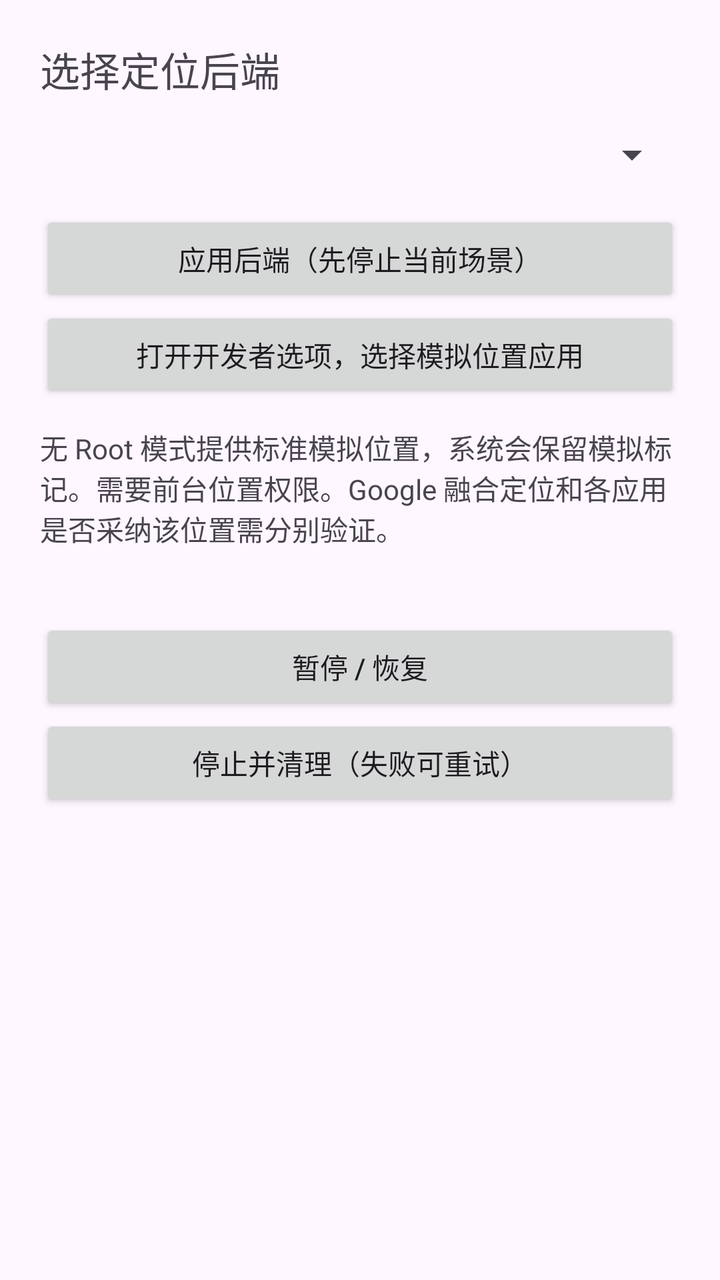
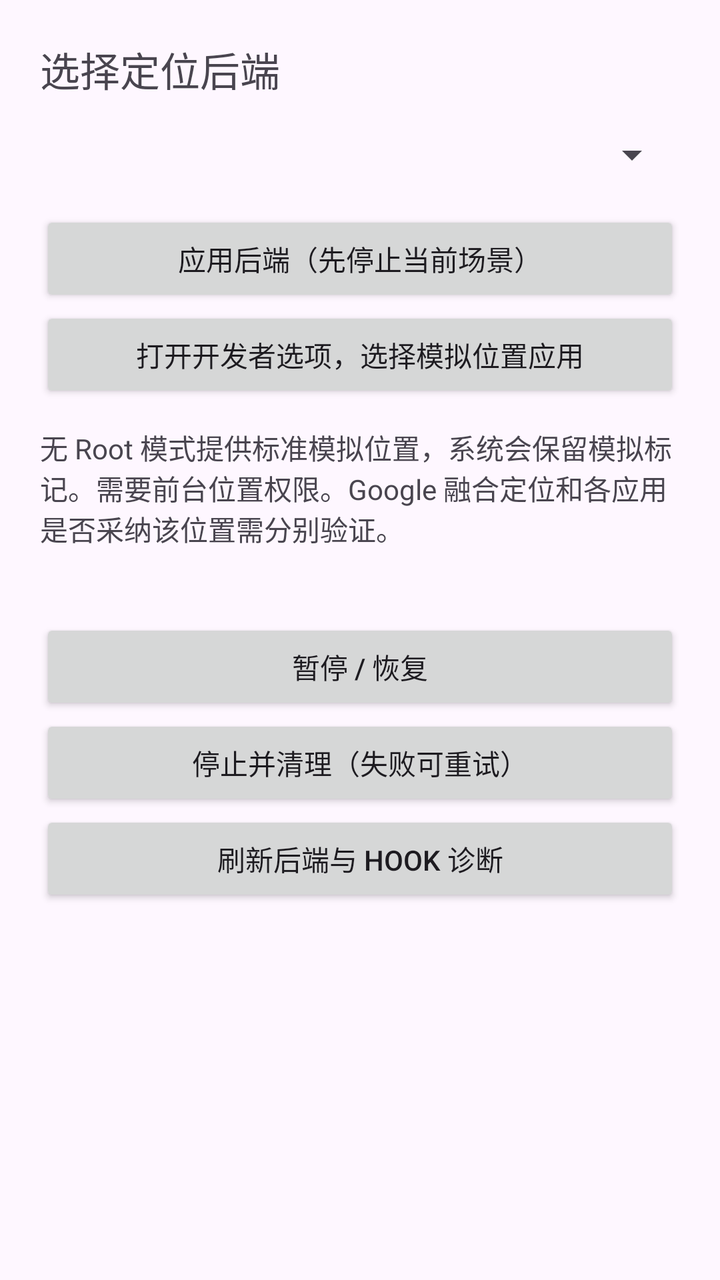

Two renders of the same Android screen: before a commit and after it. Below are the layout's source before the change and the commit's diff.
<!-- AndroidManifest.xml: application theme AppTheme -->
<!-- res/layout/fragment_runtime.xml -->
<?xml version="1.0" encoding="utf-8"?>
<ScrollView xmlns:android="http://schemas.android.com/apk/res/android"
    android:layout_width="match_parent" android:layout_height="match_parent" android:fillViewport="true">
    <LinearLayout android:layout_width="match_parent" android:layout_height="wrap_content"
        android:orientation="vertical" android:padding="20dp">
        <TextView android:layout_width="match_parent" android:layout_height="wrap_content"
            android:text="选择定位后端" android:textSize="20sp" android:labelFor="@id/backend" />
        <Spinner android:id="@+id/backend" android:layout_width="match_parent" android:layout_height="56dp" />
        <Button android:id="@+id/apply_backend" android:layout_width="match_parent" android:layout_height="wrap_content" android:text="应用后端（先停止当前场景）" />
        <Button android:id="@+id/mock_settings" android:layout_width="match_parent" android:layout_height="wrap_content" android:text="打开开发者选项，选择模拟位置应用" />
        <TextView android:layout_width="match_parent" android:layout_height="wrap_content" android:paddingTop="12dp"
            android:text="无 Root 模式提供标准模拟位置，系统会保留模拟标记。需要前台位置权限。Google 融合定位和各应用是否采纳该位置需分别验证。" />
        <TextView android:id="@+id/runtime_state" android:layout_width="match_parent" android:layout_height="wrap_content" android:paddingTop="16dp" android:textIsSelectable="true" />
        <Button android:id="@+id/pause_resume" android:layout_width="match_parent" android:layout_height="wrap_content" android:text="暂停 / 恢复" />
        <Button android:id="@+id/stop_runtime" android:layout_width="match_parent" android:layout_height="wrap_content" android:text="停止并清理（失败可重试）" />
        <TextView android:id="@+id/capabilities" android:layout_width="match_parent" android:layout_height="wrap_content" android:paddingTop="16dp" android:textIsSelectable="true" />
        <TextView android:id="@+id/diagnostics" android:layout_width="match_parent" android:layout_height="wrap_content" android:paddingTop="16dp" android:textIsSelectable="true" />
    </LinearLayout>
</ScrollView>
<!-- resources referenced by this layout -->
<resources>
  <style name="AppTheme" parent="Theme.Material3.DayNight.NoActionBar">
          <item name="colorPrimary">@color/primary</item>
          <item name="colorPrimaryInverse">@color/primary_dark</item>
          <item name="colorSecondary">@color/accent</item>
          <item name="colorSurface">@color/surface</item>
          <item name="colorOnSurface">@color/text_primary</item>
          <item name="colorOnPrimary">@color/white</item>
          <item name="android:statusBarColor">@android:color/transparent</item>
          <item name="android:navigationBarColor">@android:color/transparent</item>
          <item name="android:windowLightStatusBar">true</item>
          <item name="android:windowLightNavigationBar">true</item>
          <item name="windowActionModeOverlay">true</item>
          <item name="windowActionBar">false</item>
          <item name="windowNoTitle">true</item>
          <item name="android:windowDrawsSystemBarBackgrounds">true</item>
      </style>
  <color name="primary">#3B82F6</color>
  <color name="primary_dark">#1D4ED8</color>
  <color name="accent">#4F46E5</color>
  <color name="surface">#F8FAFC</color>
  <color name="text_primary">#0F172A</color>
  <color name="white">#FFFFFFFF</color>
</resources>

<!-- the commit's change to res/layout/fragment_runtime.xml (unified diff, before → after) -->
@@ -13,6 +13,7 @@
         <TextView android:id="@+id/runtime_state" android:layout_width="match_parent" android:layout_height="wrap_content" android:paddingTop="16dp" android:textIsSelectable="true" />
         <Button android:id="@+id/pause_resume" android:layout_width="match_parent" android:layout_height="wrap_content" android:text="暂停 / 恢复" />
         <Button android:id="@+id/stop_runtime" android:layout_width="match_parent" android:layout_height="wrap_content" android:text="停止并清理（失败可重试）" />
+        <Button android:id="@+id/refresh_diagnostics" android:layout_width="match_parent" android:layout_height="wrap_content" android:text="刷新后端与 Hook 诊断" />
         <TextView android:id="@+id/capabilities" android:layout_width="match_parent" android:layout_height="wrap_content" android:paddingTop="16dp" android:textIsSelectable="true" />
         <TextView android:id="@+id/diagnostics" android:layout_width="match_parent" android:layout_height="wrap_content" android:paddingTop="16dp" android:textIsSelectable="true" />
     </LinearLayout>
